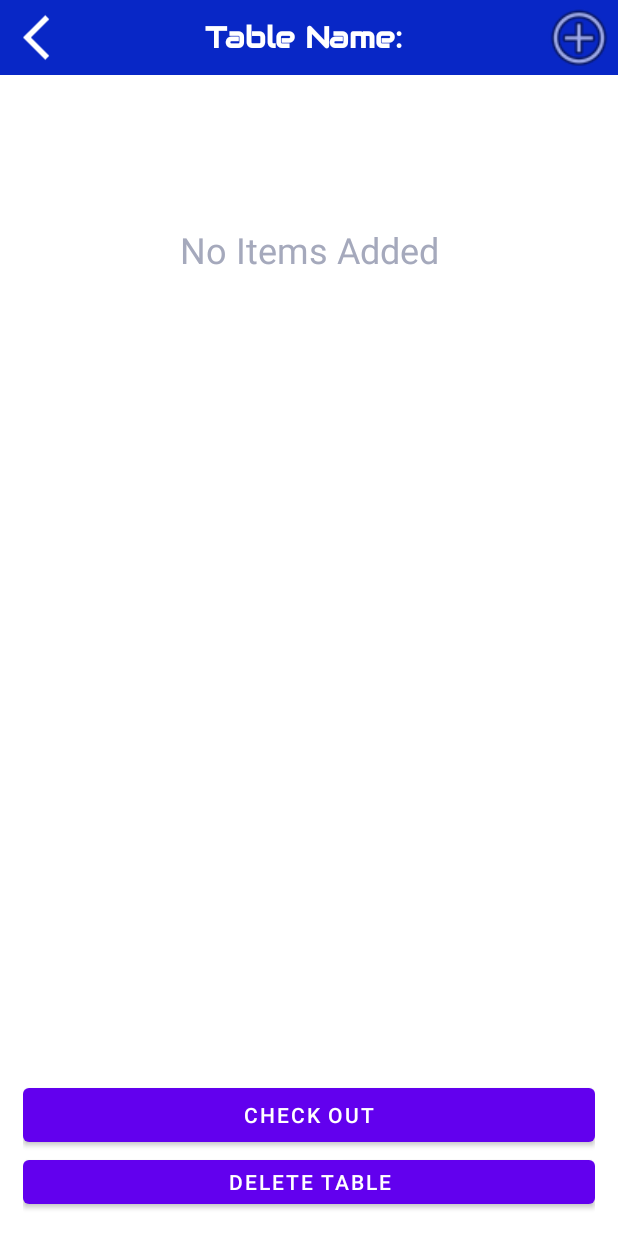
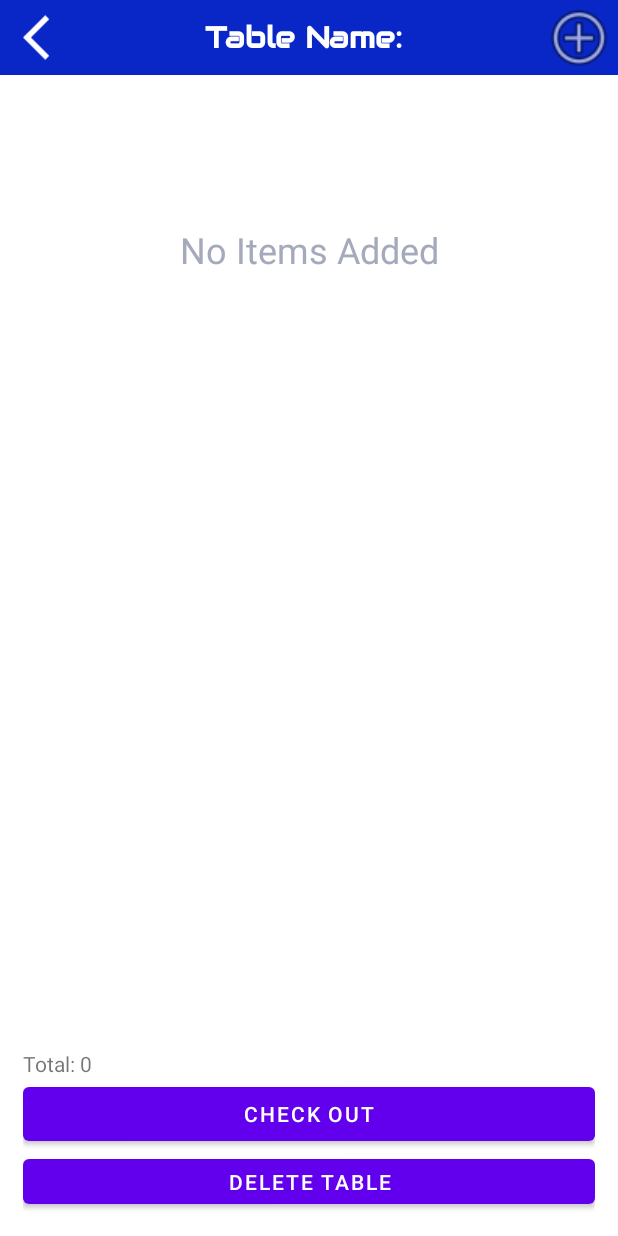
Before and after one commit to vishalkh100/CaptainHere, an Android app: the TableDetailsActivity screen opened directly, with no data from a screen before it, on a phone screen of 412 x 824 dp. Run offline under Robolectric (Android 15) with nearby library versions, the phone set to English and light mode, and no system bars; 2 statements that could not run were skipped.

Commit message:
Final Stable Version For Demo

```diff
--- a/app/src/main/java/com/example/captainhere/Functions/DataGetSet.java
+++ b/app/src/main/java/com/example/captainhere/Functions/DataGetSet.java
@@ -37,6 +37,12 @@ public class DataGetSet {
 
     public static void setArrayOfProductItems(ArrayList<ProductItem> arrayOfProductItems) {
         DataGetSet.arrayOfProductItems = arrayOfProductItems;
+        ArrayList<Object> productItemObjects = new ArrayList<>();
+
+        for(ProductItem p : arrayOfProductItems) {
+            productItemObjects.add((Object)p);
+        }
+        tinyDB.putListObject("productItemList", productItemObjects);
     }
 
     public static void addProductItem(ProductItem productItem) {
--- a/app/src/main/java/com/example/captainhere/TableDetailsActivity.java
+++ b/app/src/main/java/com/example/captainhere/TableDetailsActivity.java
@@ -26,6 +26,7 @@ public class TableDetailsActivity extends AppCompatActivity {
 
     DataGetSet dataGetSet = new DataGetSet();
     TextView titleHeading;
+    TextView totalBill;
     ImageView addButton;
     ImageView backButton;
     ListView productListView;
@@ -34,10 +35,13 @@ public class TableDetailsActivity extends AppCompatActivity {
     LinearLayout noEntryLayout;
 
     Button deleteTable;
+    Button checkOut;
 
     Table selectedTable;
 
     ArrayList<ProductItem> arrayOfItems = new ArrayList<>();
+
+    int total = 0;
 
     @Override
     protected void onCreate(Bundle savedInstanceState) {
@@ -64,6 +68,7 @@ public class TableDetailsActivity extends AppCompatActivity {
         for(ProductItem productItem : productItemList) {
             if(productItem.name.equalsIgnoreCase(selectedTable.name)) {
                 productList.add(productItem.product);
+                total = total + Integer.valueOf(productItem.product.mrp);
             }
         }
 
@@ -75,6 +80,8 @@ public class TableDetailsActivity extends AppCompatActivity {
         }
         productListView.setAdapter(adapter);
 
+        totalBill.setText("Total: "+total);
+
     }
 
     private void setViews() {
@@ -82,9 +89,11 @@ public class TableDetailsActivity extends AppCompatActivity {
         addButton = findViewById(R.id.addButtonTableDetails);
         backButton = findViewById(R.id.backImgTableDetails);
         deleteTable = findViewById(R.id.deleteTable);
+        checkOut = findViewById(R.id.checkOut);
         productListView = findViewById(R.id.itemsListView);
         listViewLayout = findViewById(R.id.itemsListLayout);
         noEntryLayout = findViewById(R.id.noEntryLayoutTableDetails);
+        totalBill = findViewById(R.id.totalBill);
     }
 
     private void initializeViews() {
@@ -103,6 +112,10 @@ public class TableDetailsActivity extends AppCompatActivity {
         deleteTable.setOnClickListener(
                 v -> deleteTable()
         );
+
+        checkOut.setOnClickListener(
+                v -> checkOut()
+        );
     }
 
     public void openAddItemActivity(){
@@ -116,10 +129,24 @@ public class TableDetailsActivity extends AppCompatActivity {
     }
 
     public void deleteTable() {
+        checkOut();
         Log.d("selectedTableName", selectedTable.name);
         dataGetSet.removeTable(selectedTable);
         Intent intent = new Intent(this, MainActivity.class);
         startActivity(intent);
     }
 
+    public void checkOut(){
+        ArrayList<ProductItem> productListNew = new ArrayList<>();
+
+        for(ProductItem productItem : arrayOfItems) {
+            if(!productItem.name.equalsIgnoreCase(selectedTable.name)) {
+                productListNew.add(productItem);
+            }
+        }
+        dataGetSet.setArrayOfProductItems(productListNew);
+        Intent intent = new Intent(this, MainActivity.class);
+        startActivity(intent);
+    }
+
 }
--- a/app/src/main/res/layout/activity_table_details.xml
+++ b/app/src/main/res/layout/activity_table_details.xml
@@ -92,14 +92,20 @@
         <LinearLayout
             android:id="@+id/buttonLayout"
             android:layout_width="match_parent"
-            android:layout_height="120dp"
-            android:layout_marginTop="-120dp"
+            android:layout_height="140dp"
+            android:layout_marginTop="-140dp"
             android:orientation="vertical"
             android:padding="15dp"
             app:layout_constraintTop_toBottomOf="@+id/noEntryLayoutTableDetails">
 
+            <TextView
+                android:id="@+id/totalBill"
+                android:layout_width="match_parent"
+                android:layout_height="wrap_content"
+                android:text="TextView" />
+
             <Button
-                android:id="@+id/button"
+                android:id="@+id/checkOut"
                 android:layout_width="match_parent"
                 android:layout_height="wrap_content"
                 android:text="Check Out" />
```
